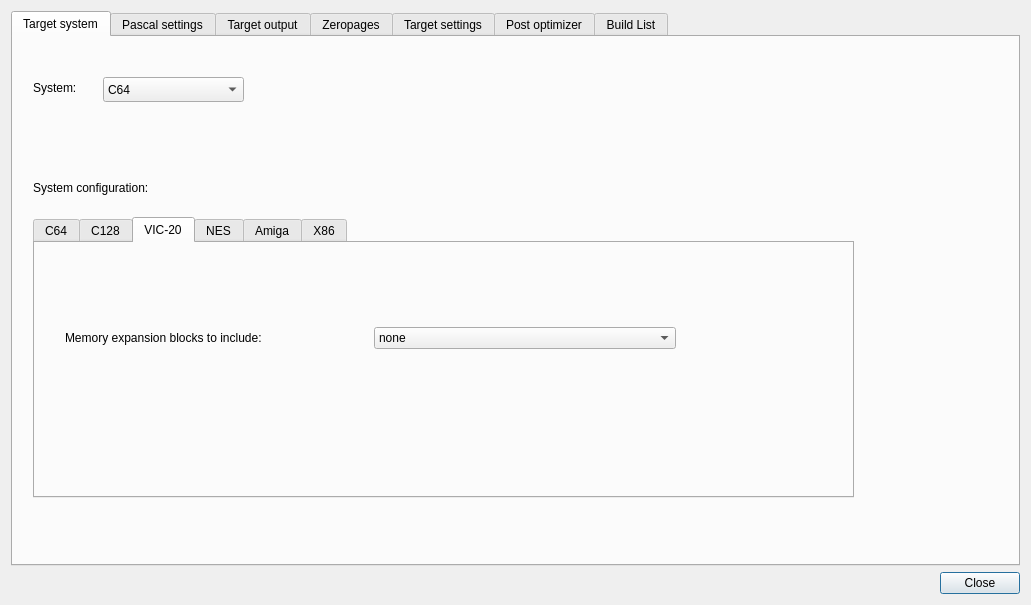
First picture: the form in source/dialogprojectsettings.ui, repository leuat/TRSE, before the edit.
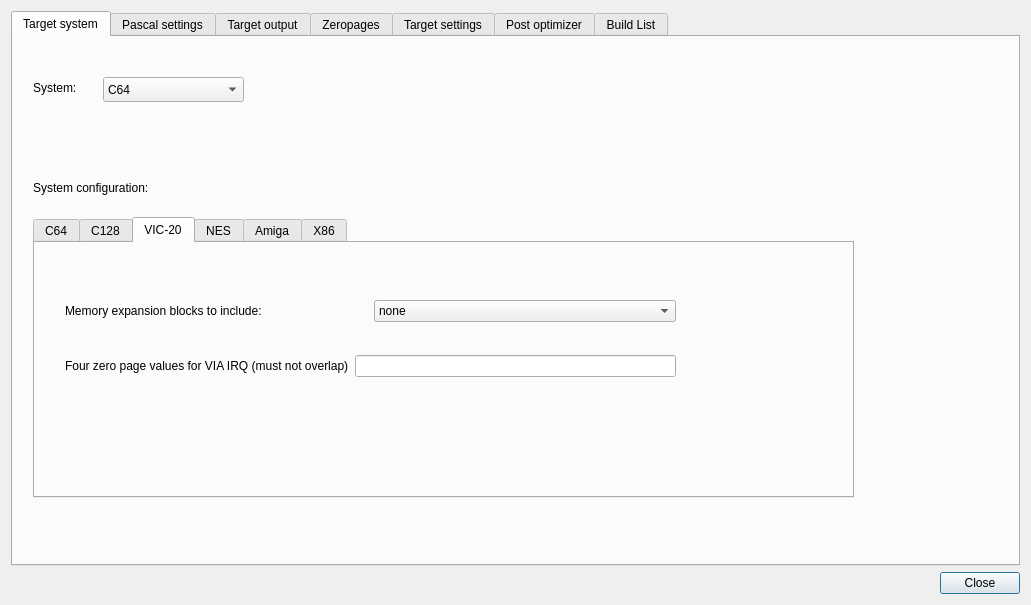
Second picture: the form after the edit. The open tabs and pages were chosen to show the change.

Patch:
```diff
--- a/source/dialogprojectsettings.ui
+++ b/source/dialogprojectsettings.ui
@@ -258,6 +258,20 @@
               </item>
              </layout>
             </item>
+            <item>
+             <layout class="QHBoxLayout" name="horizontalLayout_8">
+              <item>
+               <widget class="QLabel" name="label_30">
+                <property name="text">
+                 <string>Four zero page values for VIA IRQ (must not overlap)</string>
+                </property>
+               </widget>
+              </item>
+              <item>
+               <widget class="QLineEdit" name="leViaZP"/>
+              </item>
+             </layout>
+            </item>
            </layout>
           </widget>
          </widget>
```
Left out of the diff: 4 changed lines with no effect on the pictures.
